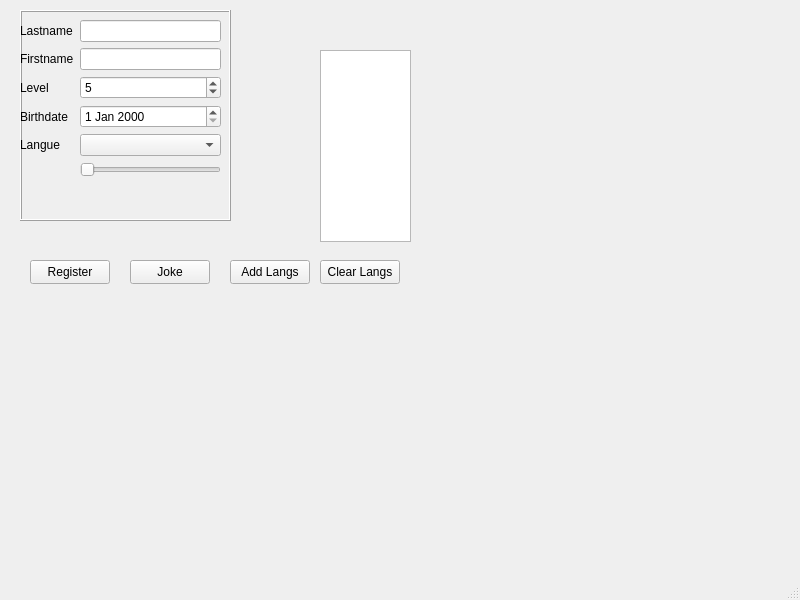
Old version of the form mainwindow.ui in the repository matthcol/cppqt202301.
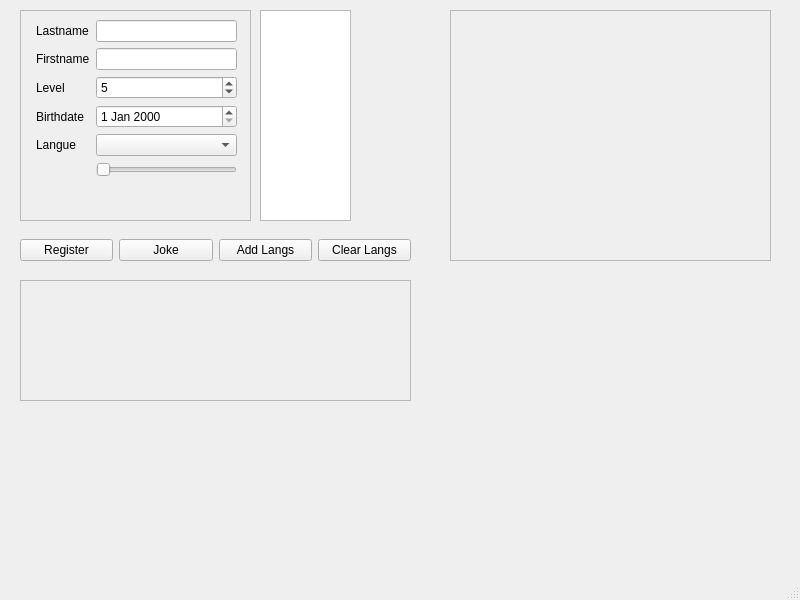
New version of the form. Custom widgets are drawn as their Qt base class.

Diff of the .ui file:
```diff
--- a/mainwindow.ui
+++ b/mainwindow.ui
@@ -14,65 +14,13 @@
    <string>MainWindow</string>
   </property>
   <widget class="QWidget" name="centralwidget">
-   <widget class="QPushButton" name="btn_register">
-    <property name="geometry">
-     <rect>
-      <x>30</x>
-      <y>260</y>
-      <width>80</width>
-      <height>24</height>
-     </rect>
-    </property>
-    <property name="text">
-     <string>Register</string>
-    </property>
-   </widget>
-   <widget class="QPushButton" name="btn_joke">
-    <property name="geometry">
-     <rect>
-      <x>130</x>
-      <y>260</y>
-      <width>80</width>
-      <height>24</height>
-     </rect>
-    </property>
-    <property name="text">
-     <string>Joke</string>
-    </property>
-   </widget>
-   <widget class="QPushButton" name="btn_add_langs">
-    <property name="geometry">
-     <rect>
-      <x>230</x>
-      <y>260</y>
-      <width>80</width>
-      <height>24</height>
-     </rect>
-    </property>
-    <property name="text">
-     <string>Add Langs</string>
-    </property>
-   </widget>
-   <widget class="QPushButton" name="btn_clear_langs">
-    <property name="geometry">
-     <rect>
-      <x>320</x>
-      <y>260</y>
-      <width>80</width>
-      <height>24</height>
-     </rect>
-    </property>
-    <property name="text">
-     <string>Clear Langs</string>
-    </property>
-   </widget>
    <widget class="QListView" name="lv_alllangs">
     <property name="geometry">
      <rect>
-      <x>320</x>
-      <y>50</y>
+      <x>260</x>
+      <y>10</y>
       <width>91</width>
-      <height>192</height>
+      <height>211</height>
      </rect>
     </property>
    </widget>
@@ -81,12 +29,12 @@
      <rect>
       <x>20</x>
       <y>10</y>
-      <width>211</width>
+      <width>231</width>
       <height>211</height>
      </rect>
     </property>
     <property name="frameShape">
-     <enum>QFrame::Box</enum>
+     <enum>QFrame::StyledPanel</enum>
     </property>
     <property name="frameShadow">
      <enum>QFrame::Raised</enum>
@@ -94,7 +42,7 @@
     <widget class="QWidget" name="formLayoutWidget">
      <property name="geometry">
       <rect>
-       <x>0</x>
+       <x>16</x>
        <y>10</y>
        <width>201</width>
        <height>191</height>
@@ -168,6 +116,78 @@
      </layout>
     </widget>
    </widget>
+   <widget class="QWidget" name="horizontalLayoutWidget">
+    <property name="geometry">
+     <rect>
+      <x>20</x>
+      <y>230</y>
+      <width>391</width>
+      <height>41</height>
+     </rect>
+    </property>
+    <layout class="QHBoxLayout" name="horizontalLayout">
+     <item>
+      <widget class="QPushButton" name="btn_register">
+       <property name="text">
+        <string>Register</string>
+       </property>
+      </widget>
+     </item>
+     <item>
+      <widget class="QPushButton" name="btn_joke">
+       <property name="text">
+        <string>Joke</string>
+       </property>
+      </widget>
+     </item>
+     <item>
+      <widget class="QPushButton" name="btn_add_langs">
+       <property name="text">
+        <string>Add Langs</string>
+       </property>
+      </widget>
+     </item>
+     <item>
+      <widget class="QPushButton" name="btn_clear_langs">
+       <property name="text">
+        <string>Clear Langs</string>
+       </property>
+      </widget>
+     </item>
+    </layout>
+   </widget>
+   <widget class="ViewPersonsFrame" name="frm_persons">
+    <property name="geometry">
+     <rect>
+      <x>450</x>
+      <y>10</y>
+      <width>321</width>
+      <height>251</height>
+     </rect>
+    </property>
+    <property name="frameShape">
+     <enum>QFrame::StyledPanel</enum>
+    </property>
+    <property name="frameShadow">
+     <enum>QFrame::Raised</enum>
+    </property>
+   </widget>
+   <widget class="ViewPersonDetailFrame" name="frm_viewPersonDetail">
+    <property name="geometry">
+     <rect>
+      <x>20</x>
+      <y>280</y>
+      <width>391</width>
+      <height>121</height>
+     </rect>
+    </property>
+    <property name="frameShape">
+     <enum>QFrame::StyledPanel</enum>
+    </property>
+    <property name="frameShadow">
+     <enum>QFrame::Raised</enum>
+    </property>
+   </widget>
   </widget>
   <widget class="QMenuBar" name="menubar">
    <property name="geometry">
@@ -181,6 +201,20 @@
   </widget>
   <widget class="QStatusBar" name="statusbar"/>
  </widget>
+ <customwidgets>
+  <customwidget>
+   <class>ViewPersonsFrame</class>
+   <extends>QFrame</extends>
+   <header>viewpersonsframe.h</header>
+   <container>1</container>
+  </customwidget>
+  <customwidget>
+   <class>ViewPersonDetailFrame</class>
+   <extends>QFrame</extends>
+   <header>viewpersondetailframe.h</header>
+   <container>1</container>
+  </customwidget>
+ </customwidgets>
  <resources/>
  <connections/>
 </ui>
```
